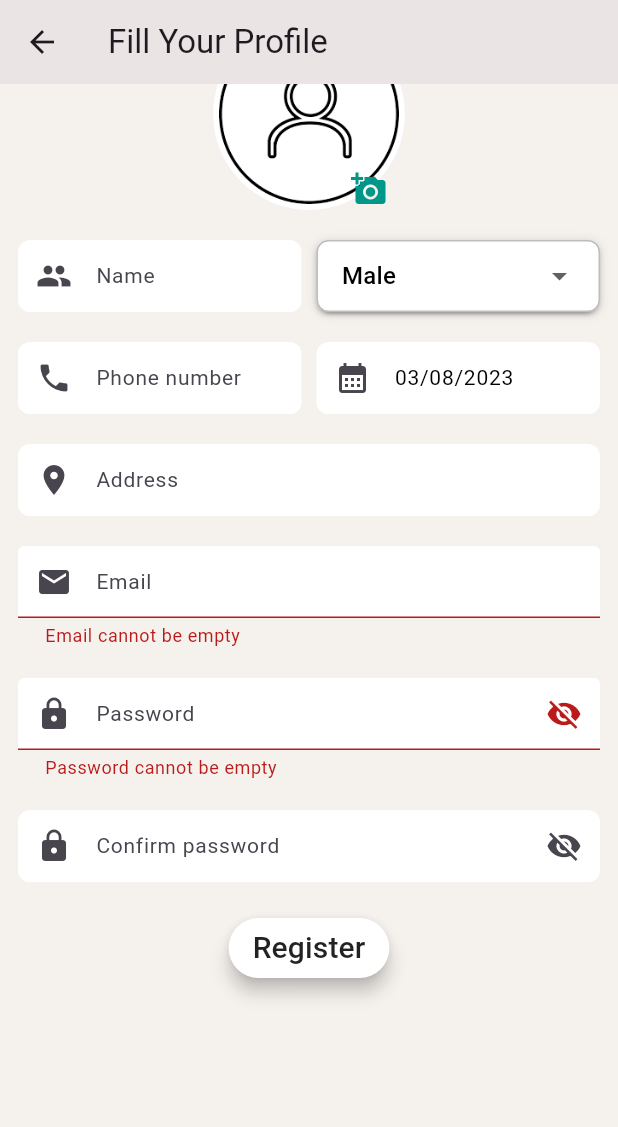
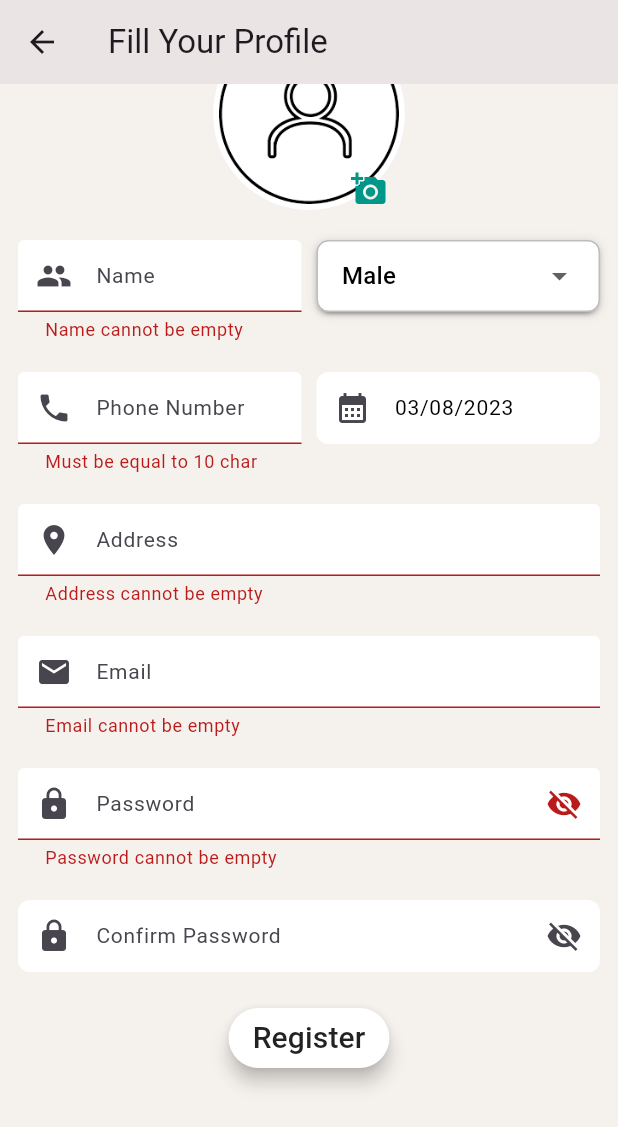
Before and after one commit to tghhyda/n100_hotel_booking, a Flutter app: the Register screen opened directly, scrolled down 56 dp, after a tap on "Register", on a phone screen of 412 x 824 dp. Shown: the top 1127 px of the screen. Run offline on Flutter 3.47's test engine with Material 2 defaults, Android fonts, the phone set to English and light mode, and no system bars; drawn by our look-alikes of dropdown_button2; our stand-ins replace cloud_firestore, firebase_auth, firebase_core, firebase_storage, get, image_picker and 1 more; accounts and stored records are empty.

Commit message:
refactor code

```diff
--- /dev/null
+++ b/lib/components/dropdownButton/app_dropdown_button_base_builder.dart
@@ -0,0 +1,4 @@
+
+class AppDropdownButtonBaseBuilder{
+
+}
--- a/lib/components/textFormField/app_text_form_field_base_builder.dart
+++ b/lib/components/textFormField/app_text_form_field_base_builder.dart
@@ -25,6 +25,8 @@ abstract class AppTextFormFieldBaseBuilder {
 
   AppTextFormFieldBaseBuilder setHintText(String hintText);
 
+  AppTextFormFieldBaseBuilder setOnTap(void Function()? onTap);
+
   AppTextFormFieldBaseBuilder setInputType(TextInputType inputType);
 
   AppTextFormFieldBaseBuilder setOnChanged(void Function(String) onChanged);
--- a/lib/components/textFormField/app_text_form_field_widget.dart
+++ b/lib/components/textFormField/app_text_form_field_widget.dart
@@ -119,4 +119,10 @@ class AppTextFormFieldWidget extends AppTextFormFieldBaseBuilder {
     _onTapSuffixIcon = onTapSuffixIcon;
     return this;
   }
+
+  @override
+  AppTextFormFieldBaseBuilder setOnTap(void Function()? onTap) {
+    _onTap = onTap;
+    return this;
+  }
 }
--- a/lib/pages/generalPages/registerPage/register_page.dart
+++ b/lib/pages/generalPages/registerPage/register_page.dart
@@ -34,11 +34,11 @@ class _RegisterState extends State<Register> {
 
   String imageUrl = '';
   RxBool isObscure = true.obs;
-  bool isObscure2 = true;
+  RxBool isObscure2 = true.obs;
   File? selectedFile;
   String role = "User";
   final List<String> items = ['Male', 'Female'];
-  String selectedGender = 'Male'; // Thêm biến selectedGender
+  String selectedGender = 'Male';
   DateTime selectedBirthDate = DateTime.now();
 
   @override
@@ -127,18 +127,22 @@ class _RegisterState extends State<Register> {
                         ),
                         Row(
                           mainAxisSize: MainAxisSize.min,
+                          crossAxisAlignment: CrossAxisAlignment.start,
                           children: [
                             Flexible(
-                              child: TextFormFieldWidget(
-                                controller: nameController,
-                                hintText: "Name",
-                                validator: (value) {
+                                child: AppTextFormFieldWidget()
+                                    .setController(nameController)
+                                    .setHintText("Name")
+                                    .setPrefixIcon(const Icon(Icons.people))
+                                    .setAutoValidateMode(
+                                        AutovalidateMode.onUserInteraction)
+                                    .setValidator((value) {
+                              if (value!.isEmpty) {
+                                return "Name cannot be empty";
+                              } else {
                                 return null;
-                                },
-                                displaySuffixIcon: false,
-                                prefixIcon: const Icon(Icons.people),
-                              ),
-                            ),
+                              }
+                            }).build(context)),
                             const SizedBox(
                               width: 10,
                             ),
@@ -156,65 +160,68 @@ class _RegisterState extends State<Register> {
                         ),
                         Row(
                           mainAxisSize: MainAxisSize.min,
+                          crossAxisAlignment: CrossAxisAlignment.start,
                           children: [
                             Flexible(
-                              child: TextFormFieldWidget(
-                                controller: phoneController,
-                                hintText: "Phone number",
-                                validator: (value) {
+                              child: AppTextFormFieldWidget()
+                                  .setController(phoneController)
+                                  .setAutoValidateMode(
+                                      AutovalidateMode.onUserInteraction)
+                                  .setPrefixIcon(const Icon(Icons.phone))
+                                  .setHintText("Phone Number")
+                                  .setValidator((value) {
+                                if (value?.length != 10) {
+                                  return "Must be equal to 10 char";
+                                }
                                 return null;
-                                },
-                                prefixIcon: const Icon(Icons.phone),
-                                displaySuffixIcon: false,
-                                textInputType: TextInputType.number,
-                              ),
+                              }).build(context),
                             ),
                             const SizedBox(
                               width: 10,
                             ),
                             Flexible(
-                              child: TextFormFieldWidget(
-                                controller: TextEditingController(
+                                child: AppTextFormFieldWidget()
+                                    .setController(
+                                      TextEditingController(
                                         text: DateFormat('dd/MM/yyyy')
                                             .format(selectedBirthDate),
                                       ),
-                                hintText: 'Birth Date',
-                                readOnly: true,
-                                prefixIcon: const Icon(Icons.calendar_month),
-                                displaySuffixIcon: false,
-                                onTap: () => _selectDate(context),
-                                validator: (value) {
-                                  return null;
-                                },
-                              ),
-                            ),
+                                    )
+                                    .setDisplaySuffixIcon(false)
+                                    .setIsReadOnly(true)
+                                    .setPrefixIcon(
+                                        const Icon(Icons.calendar_month))
+                                    .setOnTap(() {
+                              _selectDate(context);
+                            }).build(context)),
                           ],
                         ),
                         const SizedBox(
                           height: 20,
                         ),
-                        TextFormFieldWidget(
-                          controller: addressController,
-                          hintText: 'Address',
-                          prefixIcon: const Icon(Icons.location_on),
-                          displaySuffixIcon: false,
-                          validator: (value) {
+                        AppTextFormFieldWidget()
+                            .setHintText("Address")
+                            .setController(addressController)
+                            .setPrefixIcon(const Icon(Icons.location_on))
+                            .setDisplaySuffixIcon(false)
+                            .setAutoValidateMode(
+                                AutovalidateMode.onUserInteraction)
+                            .setValidator((value) {
+                          if (value!.isEmpty) {
+                            return "Address cannot be empty";
+                          } else {
                             return null;
-                          },
-                          onChanged: (value) {
-                            print('Email changed: $value');
-                          },
-                          textInputType: TextInputType.emailAddress,
-                        ),
+                          }
+                        }).build(context),
                         const SizedBox(
                           height: 20,
                         ),
-                        TextFormFieldWidget(
-                          controller: emailController,
-                          hintText: 'Email',
-                          prefixIcon: const Icon(Icons.email),
-                          displaySuffixIcon: false,
-                          validator: (value) {
+                        AppTextFormFieldWidget()
+                            .setController(emailController)
+                            .setAutoValidateMode(
+                                AutovalidateMode.onUserInteraction)
+                            .setHintText("Email")
+                            .setValidator((value) {
                               if (value!.isEmpty) {
                                 return "Email cannot be empty";
                               }
@@ -225,12 +232,10 @@ class _RegisterState extends State<Register> {
                               } else {
                                 return null;
                               }
-                          },
-                          onChanged: (value) {
-                            print('Email changed: $value');
-                          },
-                          textInputType: TextInputType.emailAddress,
-                        ),
+                            })
+                            .setDisplaySuffixIcon(false)
+                            .setPrefixIcon(const Icon(Icons.email))
+                            .build(context),
                         const SizedBox(
                           height: 20,
                         ),
@@ -262,20 +267,27 @@ class _RegisterState extends State<Register> {
                         const SizedBox(
                           height: 20,
                         ),
-                        TextFormFieldWidget(
-                          controller: confirmPasswordController,
-                          prefixIcon: const Icon(Icons.lock),
-                          hintText: 'Confirm password',
-                          obscureText: isObscure2,
-                          validator: (value) {
+                        Obx(
+                          () => AppTextFormFieldWidget()
+                              .setController(confirmPasswordController)
+                              .setHintText('Confirm Password')
+                              .setObscureText(isObscure2.value)
+                              .setOnTapSuffixIcon(() {
+                                isObscure2.value = !isObscure2.value;
+                              })
+                              .setValidator((value) {
                                 if (confirmPasswordController.text !=
                                     passwordController.text) {
                                   return "Password did not match";
                                 } else {
                                   return null;
                                 }
-                          },
-                          onChanged: null,
+                              })
+                              .setAutoValidateMode(
+                                  AutovalidateMode.onUserInteraction)
+                              .setPrefixIcon(const Icon(Icons.lock))
+                              .setDisplaySuffixIcon(true)
+                              .build(context),
                         ),
                         const SizedBox(
                           height: 20,
```
Lines whose indentation alone changed are shown as unchanged.
